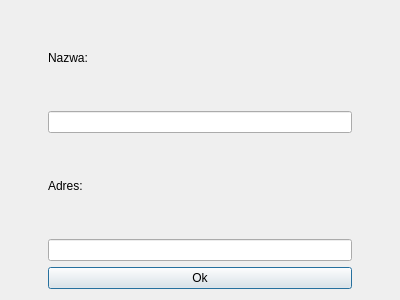
Old version of the form windows/hostwindow.ui in the repository MichalBeska49/PackmanOnline.
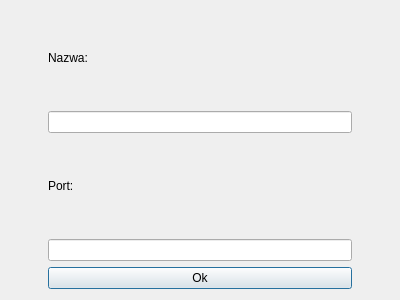
New version of the form.

What changed in the file:
```diff
--- a/windows/hostwindow.ui
+++ b/windows/hostwindow.ui
@@ -35,7 +35,7 @@
      <item>
       <widget class="QLabel" name="addressLabel">
        <property name="text">
-        <string>Adres:</string>
+        <string>Port:</string>
        </property>
       </widget>
      </item>
```
Left out of the diff: 26 changed lines with no effect on the pictures.
